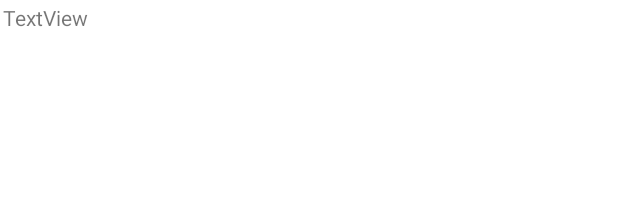
After one commit to theandrewjames/C196, an Android app: the layout term_list_item.xml on its own in the app's theme, with its tools: preview values and no code run, on a phone screen of 412 x 824 dp. The commit adds this screen. Shown: the top 201 px of the screen. Run offline under Robolectric (Android 15) with nearby library versions, the phone set to English and light mode, and no system bars.

Commit message:
Display terms in term list

```diff
--- a/app/src/main/res/layout/activity_term_list.xml
+++ b/app/src/main/res/layout/activity_term_list.xml
@@ -20,9 +20,11 @@
         tools:layout_editor_absoluteY="623dp" />
 
     <androidx.recyclerview.widget.RecyclerView
+        android:id="@+id/recyclerview"
         android:layout_width="409dp"
         android:layout_height="666dp"
         android:background="@color/teal_200"
+        android:layout_margin="5dp"
         tools:layout_editor_absoluteX="1dp"
         tools:layout_editor_absoluteY="1dp"
         app:layout_constraintLeft_toLeftOf="parent"
--- /dev/null
+++ b/app/src/main/res/layout/term_list_item.xml
@@ -0,0 +1,19 @@
+<?xml version="1.0" encoding="utf-8"?>
+<androidx.constraintlayout.widget.ConstraintLayout xmlns:android="http://schemas.android.com/apk/res/android"
+    xmlns:tools="http://schemas.android.com/tools"
+    xmlns:app="http://schemas.android.com/apk/res-auto"
+    android:layout_width="match_parent"
+    android:layout_height="wrap_content">
+
+    <TextView
+        android:id="@+id/textView2"
+        android:layout_width="wrap_content"
+        android:layout_height="wrap_content"
+        android:layout_margin="2dp"
+        android:background="@color/white"
+        android:text="TextView"
+        tools:layout_editor_absoluteX="103dp"
+        tools:layout_editor_absoluteY="167dp"
+        app:layout_constraintTop_toTopOf="parent"
+        app:layout_constraintLeft_toLeftOf="parent"/>
+</androidx.constraintlayout.widget.ConstraintLayout>
```
Also changed, not shown: app/src/main/java/com/example/c196/UI/TermAdapter.java (added, +73 -0 lines), app/src/main/java/com/example/c196/UI/TermList.java (+13 -0 lines).
